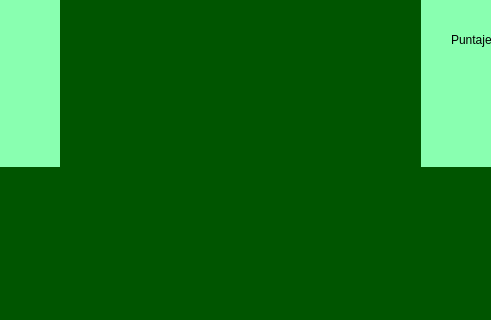
Before: the Qt Designer form Tareas/T2/ventanas/juego.ui in agucova/IIC2233, drawn with Qt 5; both pictures show x 310 to 801 and y 145 to 465 of the 1103 by 916 pixel window.
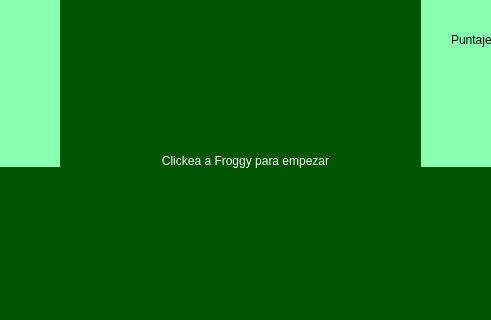
After: the same form once the commit is applied. Icons and pictures are not drawn.

Commit message: t2: implement collisions

Diff of the .ui file:
```diff
--- a/Tareas/T2/ventanas/juego.ui
+++ b/Tareas/T2/ventanas/juego.ui
@@ -256,6 +256,25 @@
     </property>
     <layout class="QVBoxLayout" name="scene_container"/>
    </widget>
+   <widget class="QLabel" name="empezar">
+    <property name="geometry">
+     <rect>
+      <x>390</x>
+      <y>290</y>
+      <width>331</width>
+      <height>31</height>
+     </rect>
+    </property>
+    <property name="styleSheet">
+     <string notr="true">color: rgb(255, 255, 255)</string>
+    </property>
+    <property name="text">
+     <string>Clickea a Froggy para empezar</string>
+    </property>
+    <property name="alignment">
+     <set>Qt::AlignCenter</set>
+    </property>
+   </widget>
   </widget>
  </widget>
  <resources/>
```
The commit also changes 1 other file.
